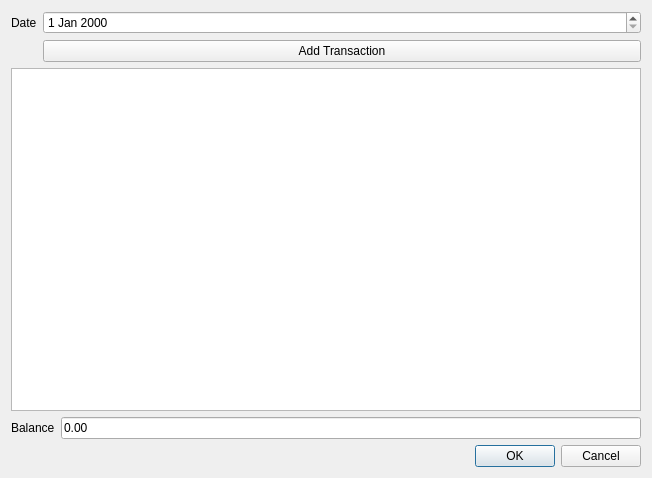
First picture: the form in App/Dialogs/CreateJournalDialog.ui, repository jamiemansfield/Raamatupidamine, before the edit.
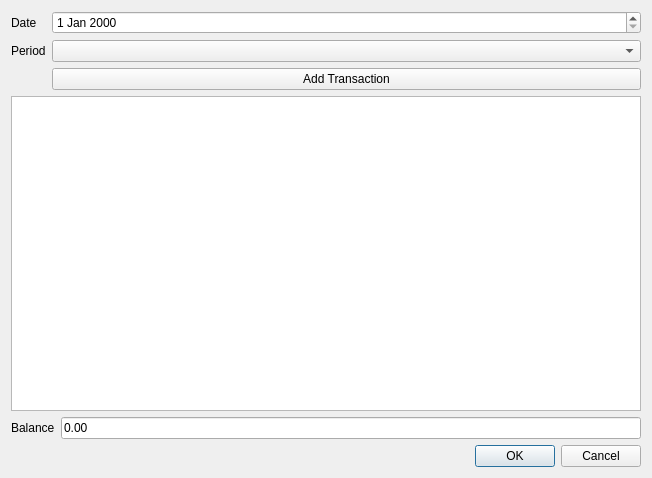
Second picture: the form after the edit.

Commit message: Add Periods of Account

Diff of the .ui file:
```diff
--- a/App/Dialogs/CreateJournalDialog.ui
+++ b/App/Dialogs/CreateJournalDialog.ui
@@ -26,20 +26,30 @@
      <item row="0" column="1">
       <widget class="QDateEdit" name="dateEdit"/>
      </item>
-     <item row="1" column="1">
-      <widget class="QPushButton" name="addTransactionButton">
-       <property name="text">
-        <string>Add Transaction</string>
-       </property>
-      </widget>
-     </item>
-     <item row="2" column="0" colspan="2">
+     <item row="3" column="0" colspan="2">
       <widget class="QTreeView" name="treeView">
        <property name="rootIsDecorated">
         <bool>false</bool>
        </property>
       </widget>
      </item>
+     <item row="2" column="1">
+      <widget class="QPushButton" name="addTransactionButton">
+       <property name="text">
+        <string>Add Transaction</string>
+       </property>
+      </widget>
+     </item>
+     <item row="1" column="1">
+      <widget class="QComboBox" name="periodComboBox"/>
+     </item>
+     <item row="1" column="0">
+      <widget class="QLabel" name="periodLabel">
+       <property name="text">
+        <string>Period</string>
+       </property>
+      </widget>
+     </item>
     </layout>
    </item>
    <item>
```
The commit also changes 18 other files.
